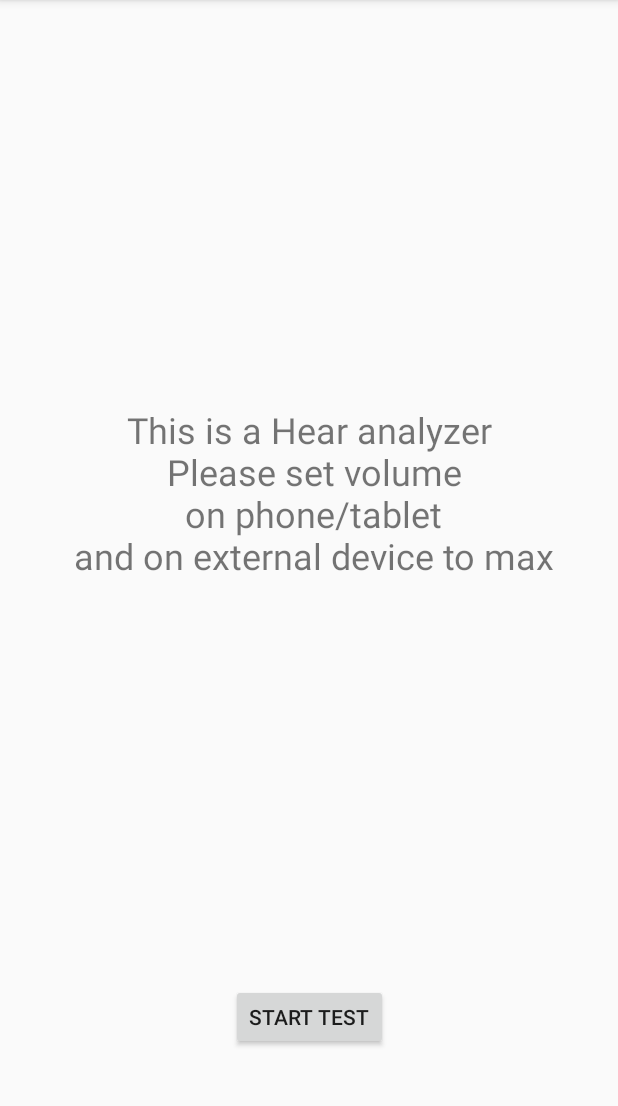
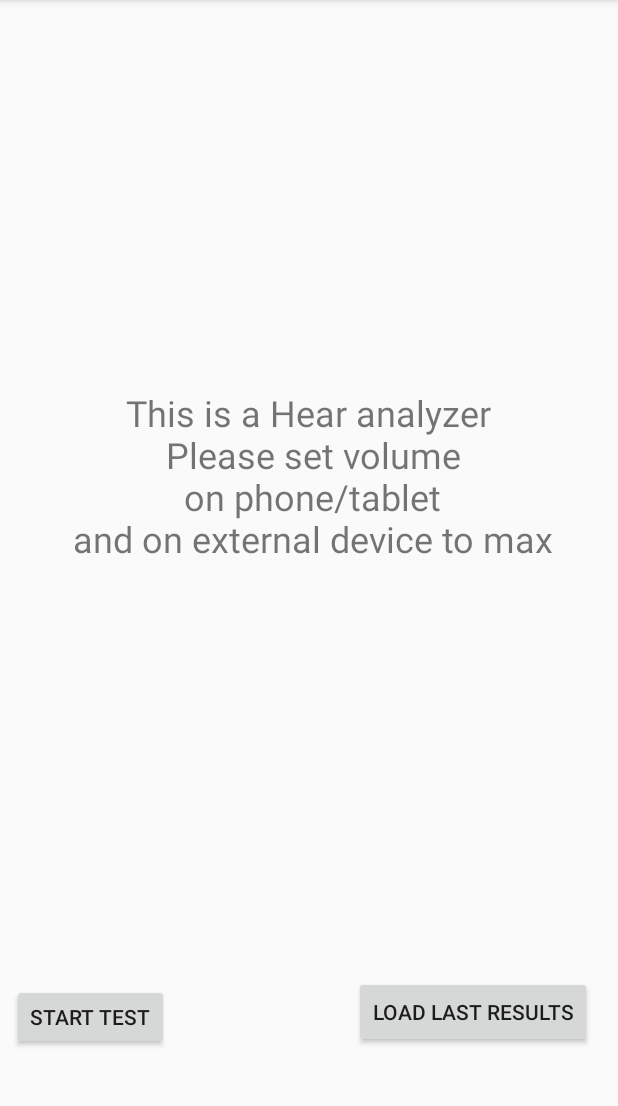
Before and after one commit to elijahmg/hearing_analyzer, an Android app: the screen it shows after launch (FirstScreenActivity), on a phone screen of 412 x 824 dp, the part 84-1190 px from its top. Run offline under Robolectric (Android 15) with nearby library versions, the phone set to English and light mode, and no system bars; Roboto replaces fonts that are not available here.

Commit message:
implemeted saving

```diff
--- a/app/src/main/java/com/degree/eliif/hearinganalyzer/FirstScreenActivity.kt
+++ b/app/src/main/java/com/degree/eliif/hearinganalyzer/FirstScreenActivity.kt
@@ -16,4 +16,10 @@ class FirstScreenActivity : AppCompatActivity() {
     val intent = Intent(this, MainActivity::class.java)
     startActivity(intent)
   }
+
+  fun startResultActivity(view: View) {
+    val intent = Intent(this, ResultsActivity::class.java)
+    intent.putExtra("loadLast", true);
+    startActivity(intent)
+  }
 }
--- a/app/src/main/res/layout/activity_results.xml
+++ b/app/src/main/res/layout/activity_results.xml
@@ -87,11 +87,11 @@
         android:layout_marginTop="32dp"
         android:layout_marginEnd="28dp"
         android:layout_marginBottom="18dp"
+        android:onClick="loadFromDoc"
         android:text="@string/loadToFile"
-        android:onClick="loadFromDoc"
         app:layout_constraintBottom_toTopOf="@+id/textView6"
         app:layout_constraintEnd_toEndOf="parent"
         app:layout_constraintTop_toTopOf="parent"
-        app:layout_constraintVertical_bias="0.833" />
+        app:layout_constraintVertical_bias="0.754" />
 
 </androidx.constraintlayout.widget.ConstraintLayout>
--- a/app/src/main/res/layout/first_screen.xml
+++ b/app/src/main/res/layout/first_screen.xml
@@ -11,13 +11,10 @@
         android:layout_width="wrap_content"
         android:layout_height="44dp"
         android:layout_marginStart="8dp"
-        android:layout_marginEnd="8dp"
         android:layout_marginBottom="68dp"
+        android:onClick="startAnalyzerActivity"
         android:text="@string/start"
-        android:onClick="startAnalyzerActivity"
         app:layout_constraintBottom_toBottomOf="parent"
-        app:layout_constraintEnd_toEndOf="parent"
-        app:layout_constraintHorizontal_bias="0.501"
         app:layout_constraintStart_toStartOf="parent" />
 
     <TextView
@@ -25,7 +22,7 @@
         android:layout_width="wrap_content"
         android:layout_height="wrap_content"
         android:layout_marginStart="8dp"
-        android:layout_marginTop="8dp"
+        android:layout_marginTop="32dp"
         android:layout_marginEnd="8dp"
         android:layout_marginBottom="8dp"
         android:text="@string/info"
@@ -33,6 +30,24 @@
         android:textSize="24sp"
         app:layout_constraintBottom_toTopOf="@+id/button2"
         app:layout_constraintEnd_toEndOf="parent"
+        app:layout_constraintHorizontal_bias="0.492"
         app:layout_constraintStart_toStartOf="parent"
-        app:layout_constraintTop_toTopOf="parent" />
+        app:layout_constraintTop_toTopOf="parent"
+        app:layout_constraintVertical_bias="0.454" />
+
+    <Button
+        android:id="@+id/loadLast"
+        android:layout_width="wrap_content"
+        android:layout_height="wrap_content"
+        android:layout_marginStart="193dp"
+        android:layout_marginEnd="17dp"
+        android:layout_marginBottom="69dp"
+        android:text="@string/loadLastResult"
+        android:onClick="startResultActivity"
+        app:layout_constraintBottom_toBottomOf="parent"
+        app:layout_constraintEnd_toEndOf="parent"
+        app:layout_constraintHorizontal_bias="1.0"
+        app:layout_constraintStart_toEndOf="@+id/button2"
+        app:layout_constraintTop_toBottomOf="@+id/textView2"
+        app:layout_constraintVertical_bias="1.0" />
 </androidx.constraintlayout.widget.ConstraintLayout>
--- a/app/src/main/res/values/strings.xml
+++ b/app/src/main/res/values/strings.xml
@@ -26,6 +26,9 @@
 
     <string name="saveToFile">Save to file</string>
     <string name="loadToFile">Load to file</string>
+
+    <string name="loadLastResult">Load last results</string>
+
 
     <string-array name="frequency_array">
         <item>125</item>
```
Also changed, not shown: app/src/main/java/com/degree/eliif/hearinganalyzer/ResultsActivity.kt (+34 -9 lines).
